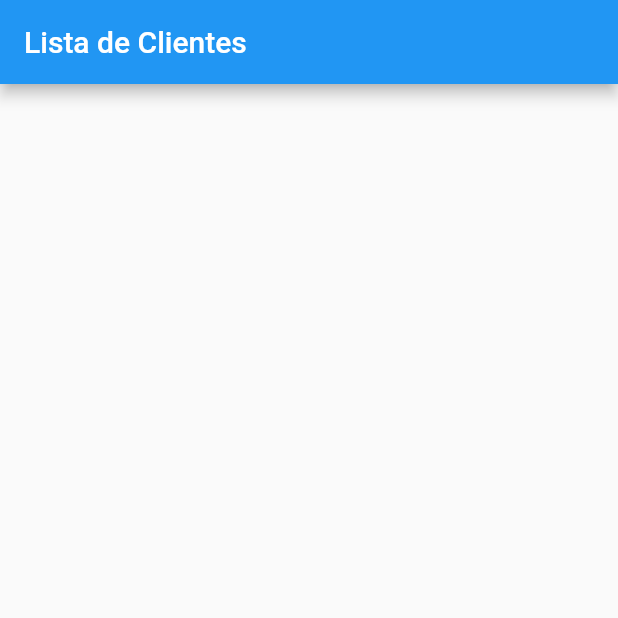
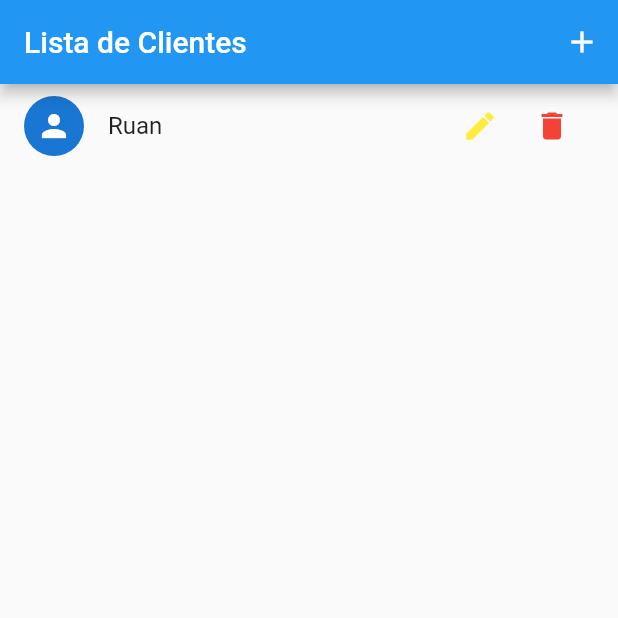
Before and after one commit to Ruan-Hasselmann/Crediario-mobile, a Flutter app: the screen it shows after launch, on a phone screen of 412 x 824 dp, the top half of it. Run offline on Flutter 3.47's test engine with Material 2 defaults, Android fonts, the phone set to English and light mode, and no system bars.

Commit message:
Começando o desenvolvimento CRUD do app

```diff
--- a/lib/components/user_tile.dart
+++ b/lib/components/user_tile.dart
@@ -4,10 +4,31 @@ import 'package:flutter/material.dart';
 class UserTile extends StatelessWidget {
   final User user;
 
-  const UserTile(this.user, {super.key});
+  const UserTile(this.user, {Key? key}) : super(key: key);
 
   @override
   Widget build(BuildContext context) {
-    return const ListTile();
+    final avatar = user.id == null || user.id.isEmpty
+        ? CircleAvatar(backgroundImage: NetworkImage(user.id))
+        : const CircleAvatar(child: Icon(Icons.person));
+
+    return ListTile(
+      leading: avatar,
+      title: Text(user.nome),
+      trailing: Container(
+        width: 100,
+        child: Row(
+          children: <Widget>[
+            IconButton(
+              onPressed: () {},
+              icon: Icon(Icons.edit),
+              color: Colors.yellow,
+            ),
+            IconButton(
+                onPressed: () {}, icon: Icon(Icons.delete), color: Colors.red)
+          ],
+        ),
+      ),
+    );
   }
 }
--- a/lib/main.dart
+++ b/lib/main.dart
@@ -1,5 +1,7 @@
+import 'package:appcrediario/provider/users.dart';
 import 'package:appcrediario/views/user_list.dart';
 import 'package:flutter/material.dart';
+import 'package:provider/provider.dart';
 
 void main() {
   runApp(const MyApp());
@@ -10,12 +12,19 @@ class MyApp extends StatelessWidget {
 
   @override
   Widget build(BuildContext context) {
-    return MaterialApp(
-      title: 'Flutter Demo',
-      theme: ThemeData(
-          primarySwatch: Colors.blue,
-          visualDensity: VisualDensity.adaptivePlatformDensity),
-      home: const UserList(),
+    return MultiProvider(
+      providers: [
+        ChangeNotifierProvider(
+          create: (ctx) => Users(),
+        )
+      ],
+      child: MaterialApp(
+        title: 'Flutter Demo',
+        theme: ThemeData(
+            primarySwatch: Colors.blue,
+            visualDensity: VisualDensity.adaptivePlatformDensity),
+        home: const UserList(),
+      ),
     );
   }
 }
--- /dev/null
+++ b/lib/provider/users.dart
@@ -0,0 +1,15 @@
+import 'package:appcrediario/data/dummy_users.dart';
+import 'package:appcrediario/models/user.dart';
+import 'package:flutter/material.dart';
+
+class Users with ChangeNotifier {
+  final Map<String, User> _items = {...DUMMY_USERS};
+
+  List<User> get all {
+    return [..._items.values];
+  }
+
+  int get count {
+    return _items.length;
+  }
+}
--- a/lib/views/user_list.dart
+++ b/lib/views/user_list.dart
@@ -11,7 +11,10 @@ class UserList extends StatelessWidget {
 
     return Scaffold(
         appBar: AppBar(
-          title: const Text('Lista de Clientes'),
+          title: Text('Lista de Clientes'),
+          actions: <Widget>[
+            IconButton(onPressed: () {}, icon: Icon(Icons.add))
+          ],
         ),
         body: ListView.builder(
           itemCount: users.length,
--- a/pubspec.yaml
+++ b/pubspec.yaml
@@ -30,6 +30,7 @@ environment:
 dependencies:
   flutter:
     sdk: flutter
+  provider:
 
 
   # The following adds the Cupertino Icons font to your application.
```
Also changed, not shown: pubspec.lock.
